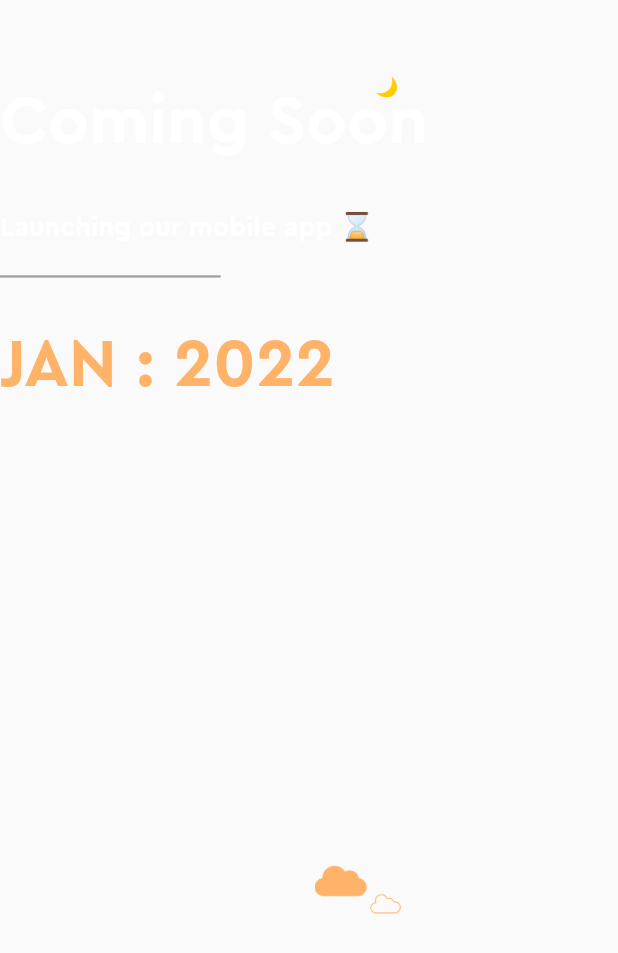
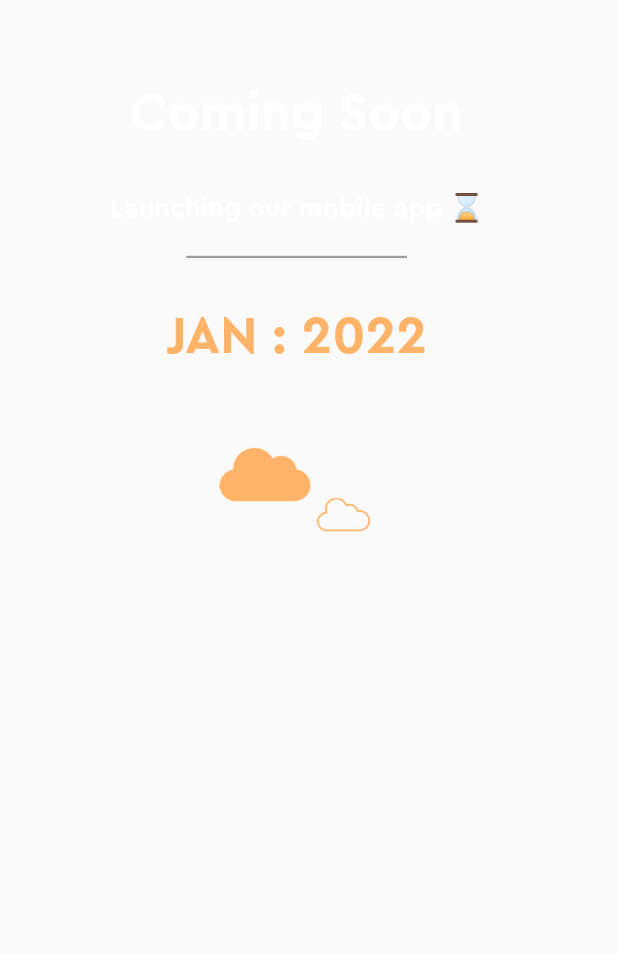
Before and after one commit to Othniel16/dortmund, a Flutter app: the RightWidget widget shown alone on an empty page, opened directly, on a phone screen of 412 x 824 dp. Shown: the top 953 px of the screen. Run offline on Flutter 3.47's test engine with Material 2 defaults, Android fonts, the phone set to English and light mode, and no system bars; our stand-ins replace carousel_slider, dots_indicator, expandable, flutter_bounce, flutter_slider_drawer, responsive_builder and 1 more; statements that could not run were skipped.

Commit message:
Add mobile responsiveness

```diff
--- a/lib/widgets/menu_widget.dart
+++ b/lib/widgets/menu_widget.dart
@@ -6,17 +6,21 @@ class MenuWidget extends StatelessWidget {
 
   @override
   Widget build(BuildContext context) {
+    return ResponsiveBuilder(builder: (context, sizingInformation) {
       return Container(
         color: Colors.black,
         height: MediaQuery.of(context).size.height,
         child: Row(
-        children: const [
-          Expanded(flex: 4, child: LeftWidget()),
-          Spacer(),
-          Expanded(flex: 5, child: RightWidget()),
+          children: [
+            sizingInformation.isMobile
+                ? Container()
+                : const Expanded(flex: 4, child: LeftWidget()),
+            sizingInformation.isMobile ? Container() : const Spacer(),
+            const Expanded(flex: 5, child: RightWidget()),
           ],
         ),
       );
+    });
   }
 }
 
@@ -51,18 +55,21 @@ class RightWidget extends StatelessWidget {
     final double screenHeight = MediaQuery.of(context).size.height;
     return Padding(
       padding: EdgeInsets.only(right: screenWidth / 25, top: screenHeight / 35),
-      child: Stack(
+      child: ResponsiveBuilder(builder: (context, sizingInformation) {
+        double titleSize =
+            sizingInformation.isMobile ? FontSizes.semiLarge : FontSizes.large;
+        return Stack(
+          alignment: Alignment.topCenter,
           children: [
             Column(
-            crossAxisAlignment: CrossAxisAlignment.start,
+              crossAxisAlignment: sizingInformation.isMobile
+                  ? CrossAxisAlignment.center
+                  : CrossAxisAlignment.start,
               children: [
                 const SizedBox(height: 30.0),
                 Text(
                   comingSoon,
-                style: const TextStyle(
-                  color: Colors.white,
-                  fontSize: FontSizes.large,
-                ),
+                  style: TextStyle(color: Colors.white, fontSize: titleSize),
                 ),
                 const SizedBox(height: 30.0),
                 Text(
@@ -81,16 +88,28 @@ class RightWidget extends StatelessWidget {
                 const SizedBox(height: 30.0),
                 Text(
                   launchDate,
-                style: const TextStyle(
-                  color: SiteColors.brown,
-                  fontSize: FontSizes.large,
+                  style:
+                      TextStyle(color: SiteColors.brown, fontSize: titleSize),
                 ),
+                sizingInformation.isMobile
+                    ? Padding(
+                        padding: const EdgeInsets.only(top: 40.0),
+                        child: ConstrainedBox(
+                          constraints: BoxConstraints(
+                            maxWidth: MediaQuery.of(context).size.width / 4,
+                            maxHeight: MediaQuery.of(context).size.width / 4,
                           ),
+                          child: Image.asset(Images.clouds),
+                        ),
+                      )
+                    : Container(),
               ],
             ),
 
             // moon
-          Positioned(
+            sizingInformation.isMobile
+                ? Container()
+                : Positioned(
                     right: screenWidth / 20,
                     top: screenHeight / 30,
                     child: ConstrainedBox(
@@ -103,7 +122,9 @@ class RightWidget extends StatelessWidget {
                   ),
 
             // clouds
-          Positioned(
+            sizingInformation.isMobile
+                ? Container()
+                : Positioned(
                     right: screenWidth / 25,
                     bottom: screenHeight / 4,
                     child: ConstrainedBox(
@@ -115,7 +136,8 @@ class RightWidget extends StatelessWidget {
                     ),
                   ),
           ],
-      ),
+        );
+      }),
     );
   }
 }
```
Lines whose indentation alone changed are shown as unchanged.
